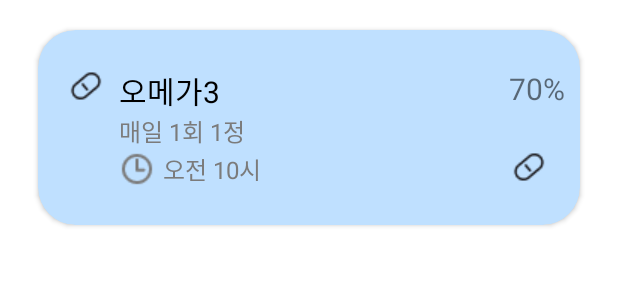
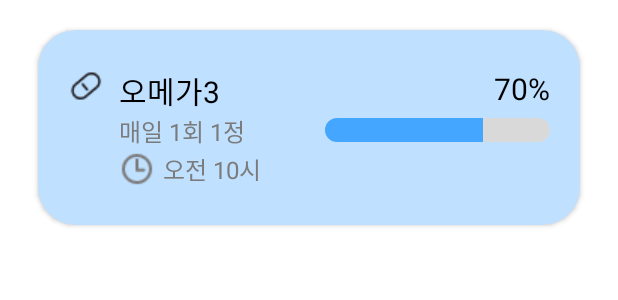
Before and after one commit to Maaaaeari/Chick, an Android app: the layout exam.xml on its own in the app's theme, with its tools: preview values and no code run, on a phone screen of 412 x 824 dp. Shown: the top 300 px of the screen. Run offline under Robolectric (Android 15) with nearby library versions, the phone set to English and light mode, and no system bars.

Commit message:
0727jihyeon

```diff
--- a/app/src/main/res/layout/exam.xml
+++ b/app/src/main/res/layout/exam.xml
@@ -22,7 +22,7 @@
             android:layout_height="match_parent"
             android:orientation="horizontal"
             android:paddingLeft="20dp"
-            android:paddingRight="10dp">
+            android:paddingRight="20dp">
 
             <LinearLayout
                 android:layout_width="wrap_content"
@@ -104,20 +104,21 @@
                     android:layout_width="wrap_content"
                     android:layout_height="wrap_content"
                     android:text="70%"
+                    android:textColor="#000000"
                     android:textSize="20sp"
+                    android:layout_gravity="right" />
+
+                <ProgressBar
+                    android:id="@+id/MedprogressBar"
+                    style="?android:attr/progressBarStyleHorizontal"
+                    android:layout_width="150dp"
+                    android:layout_height="16dp"
                     android:layout_gravity="right"
+                    android:layout_marginTop="6sp"
 
-                    app:srcCompat="@drawable/ic_pill"
-                    tools:ignore="SpeakableTextPresentCheck,TouchTargetSizeCheck" />
-
-                <ImageButton
-                    android:id="@+id/btnMainEat"
-                    android:layout_width="wrap_content"
-                    android:layout_height="wrap_content"
-                    android:layout_weight="1"
-                    android:backgroundTint="#00FFFFFF"
-                    app:srcCompat="@drawable/ic_pill"
-                    tools:ignore="SpeakableTextPresentCheck" />
+                    android:progressDrawable="@drawable/design_medprogressbar"
+                    android:max="100"
+                    android:progress="70"/>
 
             </LinearLayout>
         </LinearLayout>
```
